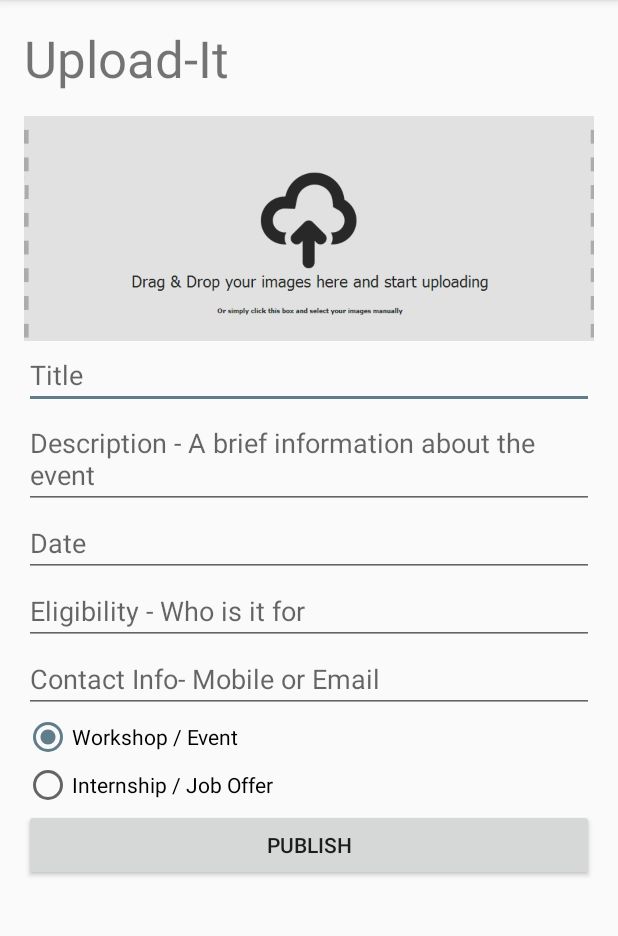
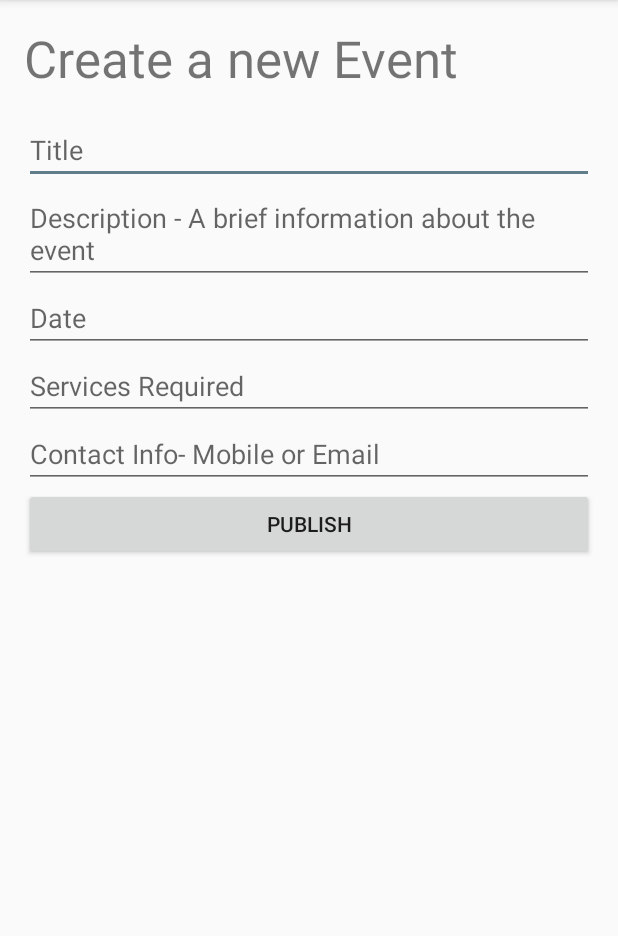
Before and after one commit to 0xad1onchain/IP, an Android app: the TeacherAddEvent screen opened directly, with no data from a screen before it, on a phone screen of 412 x 824 dp, the part 84-1020 px from its top. Run offline under Robolectric (Android 15) with nearby library versions, the phone set to English and light mode, and no system bars; our stand-ins replace Firebase (no records; nobody signed in at launch, a user with empty details on screens opened directly); libraries missing offline, so code that uses them is left out: com.theartofdev.edmodo; pictures from the network do not load; 3 statements that could not run were skipped.

```diff
--- a/app/build.gradle
+++ b/app/build.gradle
@@ -38,13 +38,16 @@ dependencies {
     compile 'com.android.support:appcompat-v7:25.1.1'
     compile 'com.android.support:support-v4:25.1.1'
     compile 'com.android.support:multidex:1.0.1'
+    compile 'com.facebook.android:facebook-android-sdk:4.9.0'
+    compile 'com.google.android.gms:play-services-auth:10.0.1'
+    compile 'com.facebook.android:facebook-android-sdk:4.9.0'
     compile 'com.android.support:design:25.1.1'
     compile 'com.firebase:firebase-client-android:2.5.0'
     compile 'com.google.firebase:firebase-auth:10.0.1'
     compile 'com.google.firebase:firebase-database:10.0.1'
     compile 'com.google.firebase:firebase-messaging:10.0.1'
     compile 'com.google.firebase:firebase-storage:10.0.1'
-    compile 'com.android.support:support-v4:25.1.1'
+    compile 'com.android.support:support-v4:25.1.0'
     compile 'com.squareup.okhttp3:okhttp:3.6.0'
     compile 'com.squareup.picasso:picasso:2.5.2'
     compile 'com.android.support:recyclerview-v7:25.1.1'
--- a/app/src/main/java/com/icucs/ip/Choose_Activity.java
+++ b/app/src/main/java/com/icucs/ip/Choose_Activity.java
@@ -20,8 +20,8 @@ public class Choose_Activity extends AppCompatActivity {
         super.onCreate(savedInstanceState);
         setContentView(R.layout.activity_choose_);
 
-        student_button = (Button) findViewById(R.id.student_button_id);
-        teacher_button = (Button) findViewById(R.id.teacher_button_id);
+        student_button = (Button) findViewById(R.id.register_event);
+        teacher_button = (Button) findViewById(R.id.create_event);
 
         FirebaseMessaging.getInstance().subscribeToTopic("news");
 
@@ -30,7 +30,7 @@ public class Choose_Activity extends AppCompatActivity {
         teacher_button.setOnClickListener(new View.OnClickListener(){
             @Override
             public void onClick(View v) {
-                Intent login = new Intent(Choose_Activity.this, TeacherLogin.class);
+                Intent login = new Intent(Choose_Activity.this, TeacherAddEvent.class);
 
                 Choose_Activity.this.startActivity(login);
 
--- a/app/src/main/java/com/icucs/ip/RemoveActivity.java
+++ b/app/src/main/java/com/icucs/ip/RemoveActivity.java
@@ -73,7 +73,7 @@ public class RemoveActivity extends AppCompatActivity {
     @Override
     protected void onStart() {
         super.onStart();
-        Query userfEvents = mDatabase.orderByChild("uid").equalTo(uid);
+        Query userfEvents = mDatabase.child("Events").orderByChild("uid").equalTo(uid);
           firebaseRecyclerAdapter = new FirebaseRecyclerAdapter<Data, PostviewHolder>(
                 Data.class,
                 R.layout.list_cards,
--- a/app/src/main/java/com/icucs/ip/TeacherAddEvent.java
+++ b/app/src/main/java/com/icucs/ip/TeacherAddEvent.java
@@ -75,7 +75,7 @@ public class TeacherAddEvent extends AppCompatActivity {
 
     String notice= sendNotification();
     private RadioButton radioButton;
-    final Firebase ref1 = new Firebase("https://post-it-81fe6.firebaseio.com/");
+
     private DatabaseReference mDatabase;
 
 
@@ -86,6 +86,8 @@ public class TeacherAddEvent extends AppCompatActivity {
         setContentView(R.layout.activity_teacher_add_event);
 
         Firebase.setAndroidContext(this);
+
+        final Firebase ref1 = new Firebase("https://post-it-81fe6.firebaseio.com/");
         //get firebase auth instance
         auth = FirebaseAuth.getInstance();
         Firebase.setAndroidContext(this);
@@ -97,11 +99,11 @@ public class TeacherAddEvent extends AppCompatActivity {
         Desc = (EditText) findViewById(R.id.description);
         Elig = (EditText) findViewById(R.id.eligiblity);
         Contact = (EditText) findViewById(R.id.contact);
-        imageSelect = (ImageButton) findViewById(R.id.imageSelect);
+
         publish = (Button) findViewById(R.id.publish);
         mImageReference= FirebaseStorage.getInstance().getReference();
         mDataBase= FirebaseDatabase.getInstance().getReference().child("Blog");
-        radioGroup = (RadioGroup) findViewById(R.id.radioType);
+
         dateText = (EditText) findViewById(R.id.editDate);
 //listener
 
@@ -127,16 +129,7 @@ public class TeacherAddEvent extends AppCompatActivity {
         //Get UID of the user
         uid = user.getUid();
 
-        imageSelect.setOnClickListener(new View.OnClickListener() {
-            @Override
-            public void onClick(View view) {
 
-                Intent galleryIntent = new Intent(Intent.ACTION_PICK,android.provider.MediaStore.Images.Media.EXTERNAL_CONTENT_URI);
-                //galleryIntent.setType("images/*");
-                startActivityForResult(galleryIntent,GALLERY_REQUEST);
-                imageSelect.setImageURI(imageUri);
-            }
-        });
         publish.setOnClickListener(new View.OnClickListener(){
                                              @Override
                                              public void onClick(View view){
@@ -319,7 +312,7 @@ public class TeacherAddEvent extends AppCompatActivity {
 
     public void signout() {
         auth.signOut();
-        Intent intent = new Intent(TeacherAddEvent.this, Choose_Activity.class);
+        Intent intent = new Intent(TeacherAddEvent.this, TeacherLogin.class);
         intent.addFlags(Intent.FLAG_ACTIVITY_CLEAR_TOP);
         startActivity(intent);
     }
--- a/app/src/main/res/layout/activity_choose_.xml
+++ b/app/src/main/res/layout/activity_choose_.xml
@@ -33,7 +33,7 @@
         <!-- Login Button -->
 
         <Button
-            android:id="@+id/student_button_id"
+            android:id="@+id/register_event"
             android:layout_width="fill_parent"
             android:layout_height="wrap_content"
             android:layout_marginTop="20dip"
@@ -42,7 +42,7 @@
             android:textColor="@android:color/black" />
 
         <Button
-            android:id="@+id/teacher_button_id"
+            android:id="@+id/create_event"
             android:layout_width="fill_parent"
             android:layout_height="wrap_content"
             android:layout_marginTop="20dip"
--- a/app/src/main/res/layout/activity_teacher_add_event.xml
+++ b/app/src/main/res/layout/activity_teacher_add_event.xml
@@ -20,22 +20,12 @@
     <TextView
         android:layout_width="match_parent"
         android:layout_height="wrap_content"
-        android:text="Upload-It"
+        android:text="Create a new Event"
         android:paddingBottom="16dp"
         android:textSize="34sp"
         />
 
-        <ImageButton
-            android:layout_width="match_parent"
-            android:layout_height="150dp"
 
-            android:id="@+id/imageSelect"
-            android:background="#00ffffff"
-            android:src="@drawable/upload"
-            android:scaleType="centerCrop"
-            android:adjustViewBounds="true"
-            android:layout_alignParentLeft="true"
-            android:layout_alignParentStart="true" />
 
     <EditText
         android:layout_width="match_parent"
@@ -61,7 +51,7 @@
         <EditText
         android:layout_width="match_parent"
         android:layout_height="wrap_content"
-        android:hint="Eligibility - Who is it for"
+        android:hint="Services Required"
         android:id="@+id/eligiblity"/>
 
     <EditText
@@ -70,25 +60,7 @@
         android:hint="Contact Info- Mobile or Email"
         android:id="@+id/contact"/>
 
-        <RadioGroup
-            android:id="@+id/radioType"
-            android:layout_width="wrap_content"
-            android:layout_height="wrap_content" >
 
-            <RadioButton
-                android:id="@+id/radioMale"
-                android:layout_width="wrap_content"
-                android:layout_height="wrap_content"
-                android:text="Workshop / Event"
-                android:checked="true" />
-
-            <RadioButton
-                android:id="@+id/radioFemale"
-                android:layout_width="wrap_content"
-                android:layout_height="wrap_content"
-                android:text="Internship / Job Offer" />
-
-        </RadioGroup>
 
         <Button
             android:layout_width="match_parent"
--- a/app/src/main/res/values/strings.xml
+++ b/app/src/main/res/values/strings.xml
@@ -39,4 +39,5 @@
     <string name="forgot_password_msg">We just need your registered Email Id to sent you password reset instructions.</string>
     <string name="title_activity_main_scrolling">MainScrolling</string>
 
+    <string name="facebook_id"></string>
 </resources>
```
Also changed, not shown: app/src/main/AndroidManifest.xml (+16 -1 lines), app/src/main/java/com/icucs/ip/MainActivity.java (+25 -0 lines), app/src/main/java/com/icucs/ip/Tab2.java (+31 -5 lines), app/src/main/java/com/icucs/ip/TeacherLogin.java (+36 -51 lines), app/src/main/res/layout/activity_teacher_login.xml (+9 -63 lines), 10 other files.
